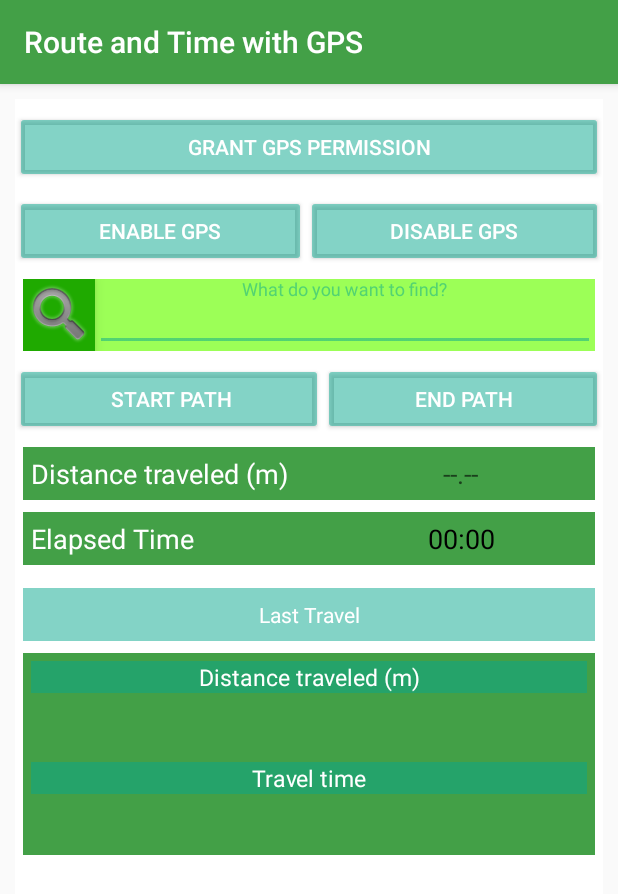
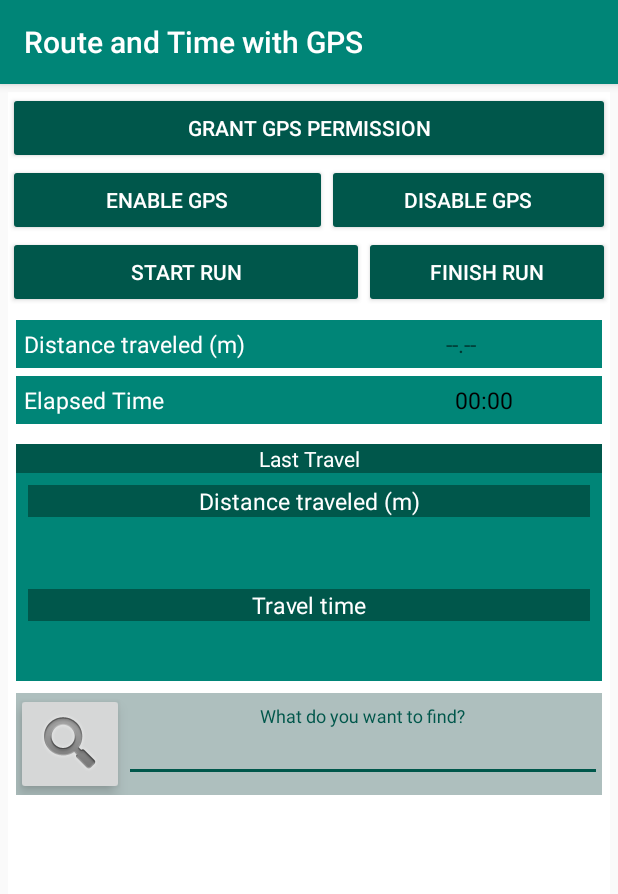
Before and after one commit to Daniel-Peres/fatec_pdm_calcula_percurso_e_tempo_com_gps, an Android app: the screen it shows after launch (MainActivity), on a phone screen of 412 x 824 dp. Shown: the top 894 px of the screen. Run offline under Robolectric (Android 15) with nearby library versions, the phone set to English and light mode, and no system bars.

Commit message:
Ajuste de Cores 2 e TAG

```diff
--- a/app/src/main/java/br/com/fatec_pdm_calcula_percurso_e_tempo_com_gps/MainActivity.java
+++ b/app/src/main/java/br/com/fatec_pdm_calcula_percurso_e_tempo_com_gps/MainActivity.java
@@ -48,7 +48,6 @@ public class MainActivity extends AppCompatActivity {
     Button iniciarPercursoButton;
     Button terminarPercursoButton;
     ImageButton buscarButton;
-
     //TextInputLayout Buscar
     TextInputLayout buscaTextInputLayout;
     TextInputEditText buscarTextInputEditText;
@@ -117,7 +116,7 @@ public class MainActivity extends AppCompatActivity {
                 if(getGpsAtivado()){
                     Toast.makeText(MainActivity.this, R.string.gps_ja_ativado, Toast.LENGTH_SHORT).show();
                 }else{
-                    ativarGPS();
+                    ativarGPS(); //ativa GPS
                 }
             }
         });
@@ -168,6 +167,7 @@ public class MainActivity extends AppCompatActivity {
         buscarButton.setOnClickListener(new View.OnClickListener() {
             @Override
             public void onClick(View v) {
+                if(getGpsAtivado()){
                     Uri uri = Uri.parse(
                             String.format(
                                     Locale.getDefault(),
@@ -183,7 +183,9 @@ public class MainActivity extends AppCompatActivity {
                     );
                     intent.setPackage("com.google.android.apps.maps");
                     startActivity(intent);
-
+                }else{
+                    Toast.makeText(MainActivity.this, R.string.gps_nao_ativado, Toast.LENGTH_SHORT).show();
+                }
             }
         });
     }
--- a/app/src/main/res/layout/activity_main.xml
+++ b/app/src/main/res/layout/activity_main.xml
@@ -4,7 +4,7 @@
     xmlns:tools="http://schemas.android.com/tools"
     android:layout_width="match_parent"
     android:layout_height="match_parent"
-    android:layout_margin="10dp"
+    android:layout_margin="5dp"
     android:background="@android:color/background_light"
     android:gravity="clip_vertical"
     android:orientation="vertical"
@@ -15,29 +15,25 @@
         android:layout_width="match_parent"
         android:layout_height="wrap_content"
         android:layout_gravity="center_horizontal|fill_horizontal"
-        android:layout_marginTop="8dp"
         android:backgroundTint="@color/colorAccent"
-        android:elevation="6dp"
-        android:shadowColor="#FFFFFF"
+        android:shadowColor="@android:color/black"
         android:text="@string/conceder_permissao"
         android:textColor="@android:color/white" />
 
     <LinearLayout
         android:layout_width="match_parent"
         android:layout_height="wrap_content"
-        android:layout_marginTop="8dp"
         android:gravity="center"
         android:orientation="horizontal">
 
         <Button
             android:id="@+id/ativarGpsButton"
-            android:layout_width="wrap_content"
+            android:layout_width="134dp"
             android:layout_height="wrap_content"
             android:layout_gravity="fill_horizontal"
             android:layout_weight="1"
             android:backgroundTint="@color/colorAccent"
-            android:elevation="6dp"
-            android:shadowColor="#FFFFFF"
+            android:shadowColor="@android:color/black"
             android:text="@string/ativarGps"
             android:textColor="@android:color/white" />
 
@@ -48,8 +44,7 @@
             android:layout_gravity="fill_horizontal"
             android:layout_weight="1"
             android:backgroundTint="@color/colorAccent"
-            android:elevation="6dp"
-            android:shadowColor="#FFFFFF"
+            android:shadowColor="@android:color/black"
             android:text="@string/desativarGps"
             android:textColor="@android:color/white" />
     </LinearLayout>
@@ -57,54 +52,17 @@
     <LinearLayout
         android:layout_width="match_parent"
         android:layout_height="wrap_content"
-        android:layout_marginLeft="5dp"
-        android:layout_marginTop="8dp"
-        android:layout_marginRight="5dp"
-        android:background="@color/colorPrimaryLight">
-
-        <ImageButton
-            android:id="@+id/buscarButton"
-            android:layout_width="wrap_content"
-            android:layout_height="wrap_content"
-            android:layout_gravity="center"
-            android:background="@color/colorPrimaryDark"
-            android:elevation="6dp"
-            app:srcCompat="@android:drawable/ic_search_category_default" />
-
-        <com.google.android.material.textfield.TextInputLayout
-            android:id="@+id/buscarTextInputLayout"
-            android:layout_width="match_parent"
-            android:layout_height="match_parent"
-            android:gravity="center"
-            android:hint="@string/buscaEncontrar"
-            app:boxBackgroundMode="outline"
-            app:boxStrokeColor="@color/colorPrimaryDark">
-
-            <com.google.android.material.textfield.TextInputEditText
-                android:id="@+id/buscarTextInputEditText"
-                android:layout_width="match_parent"
-                android:layout_height="wrap_content"
-                android:gravity="center" />
-
-        </com.google.android.material.textfield.TextInputLayout>
-    </LinearLayout>
-
-    <LinearLayout
-        android:layout_width="match_parent"
-        android:layout_height="wrap_content"
-        android:layout_marginTop="8dp"
         android:gravity="center"
         android:orientation="horizontal">
 
         <Button
             android:id="@+id/iniciarPercursoButton"
-            android:layout_width="wrap_content"
+            android:layout_width="173dp"
             android:layout_height="wrap_content"
             android:layout_gravity="fill_horizontal"
             android:layout_weight="1"
             android:backgroundTint="@color/colorAccent"
-            android:elevation="6dp"
-            android:shadowColor="#FFFFFF"
+            android:shadowColor="@android:color/black"
             android:text="@string/iniciarPercurso"
             android:textColor="@android:color/white" />
 
@@ -115,8 +73,7 @@
             android:layout_gravity="fill_horizontal"
             android:layout_weight="1"
             android:backgroundTint="@color/colorAccent"
-            android:elevation="6dp"
-            android:shadowColor="#FFFFFF"
+            android:shadowColor="@android:color/black"
             android:text="@string/terminarPercurso"
             android:textColor="@android:color/white" />
     </LinearLayout>
@@ -132,7 +89,7 @@
 
         <TextView
             android:id="@+id/labelDistanciaPercorridaTextView"
-            android:layout_width="wrap_content"
+            android:layout_width="172dp"
             android:layout_height="wrap_content"
             android:layout_gravity="center_horizontal|fill_horizontal|center_vertical"
             android:layout_margin="5dp"
@@ -147,7 +104,7 @@
             android:layout_height="wrap_content"
             android:layout_gravity="fill_horizontal|center_vertical"
             android:layout_weight="16"
-            android:gravity="center"
+            android:gravity="center_horizontal|center_vertical"
             android:hint="@string/hintDistanciaPercorrida"
             android:textColor="@android:color/black"
             android:textSize="@dimen/text_size" />
@@ -157,15 +114,15 @@
     <LinearLayout
         android:layout_width="match_parent"
         android:layout_height="wrap_content"
+        android:layout_margin="5dp"
         android:layout_marginLeft="5dp"
-        android:layout_marginTop="8dp"
         android:layout_marginRight="5dp"
         android:background="@color/colorPrimary"
         android:gravity="center">
 
         <TextView
             android:id="@+id/labelTempoPassadoTextView"
-            android:layout_width="148dp"
+            android:layout_width="184dp"
             android:layout_height="wrap_content"
             android:layout_margin="5dp"
             android:layout_weight="1"
@@ -180,7 +137,7 @@
             android:layout_height="wrap_content"
 
             android:layout_weight="3"
-            android:gravity="center_horizontal"
+            android:gravity="center_horizontal|center_vertical"
             android:textColor="@android:color/black"
             android:textSize="@dimen/text_size" />
 
@@ -190,11 +147,10 @@
         android:layout_width="match_parent"
         android:layout_height="wrap_content"
         android:layout_marginLeft="5dp"
-        android:layout_marginTop="15dp"
+        android:layout_marginTop="8dp"
         android:layout_marginRight="5dp"
         android:background="@color/colorAccent"
-        android:gravity="center"
-        android:padding="8dp"
+        android:gravity="center|center_vertical"
         android:text="@string/ultimo_percurso"
         android:textColor="@android:color/white" />
 
@@ -202,7 +158,6 @@
         android:layout_width="match_parent"
         android:layout_height="wrap_content"
         android:layout_marginLeft="5dp"
-        android:layout_marginTop="8dp"
         android:layout_marginRight="5dp"
         android:background="@color/colorPrimary"
         android:gravity="center"
@@ -213,10 +168,12 @@
             android:layout_width="match_parent"
             android:layout_height="wrap_content"
             android:layout_gravity="center"
-            android:layout_margin="5dp"
+            android:layout_margin="8dp"
+            android:layout_marginLeft="8dp"
+            android:layout_marginRight="8dp"
             android:layout_weight="1"
             android:background="@color/colorAccent"
-            android:gravity="center"
+            android:gravity="center|center_vertical"
             android:text="@string/distanciaPercorrida"
             android:textColor="@android:color/white"
             android:textSize="15sp" />
@@ -236,10 +193,12 @@
             android:layout_width="match_parent"
             android:layout_height="wrap_content"
             android:layout_gravity="center"
-            android:layout_margin="5dp"
+            android:layout_margin="8dp"
+            android:layout_marginLeft="8dp"
+            android:layout_marginRight="8dp"
             android:layout_weight="1"
             android:background="@color/colorAccent"
-            android:gravity="center"
+            android:gravity="center|center_vertical"
             android:text="@string/tempo_percurso"
             android:textColor="@android:color/white"
             android:textSize="15sp" />
@@ -256,4 +215,41 @@
 
     </LinearLayout>
 
+    <LinearLayout
+        android:layout_width="match_parent"
+        android:layout_height="wrap_content"
+        android:layout_marginLeft="5dp"
+        android:layout_marginTop="8dp"
+        android:layout_marginRight="5dp"
+        android:background="@color/colorPrimaryLight">
+
+        <ImageButton
+            android:id="@+id/buscarButton"
+            android:layout_width="wrap_content"
+            android:layout_height="wrap_content"
+            android:layout_gravity="center"
+            android:elevation="6dp"
+            android:focusable="true"
+            app:srcCompat="@android:drawable/ic_search_category_default"
+            />
+
+        <com.google.android.material.textfield.TextInputLayout
+            android:id="@+id/buscarTextInputLayout"
+            android:layout_width="match_parent"
+            android:layout_height="match_parent"
+            android:gravity="center"
+            app:boxBackgroundMode="outline"
+            app:boxStrokeColor="@color/colorPrimaryDark">
+
+            <com.google.android.material.textfield.TextInputEditText
+                android:id="@+id/buscarTextInputEditText"
+                android:layout_width="match_parent"
+                android:layout_height="wrap_content"
+                android:hint="@string/buscaEncontrar"
+                android:gravity="center"
+                />
+
+        </com.google.android.material.textfield.TextInputLayout>
+    </LinearLayout>
+
 </LinearLayout>
--- a/app/src/main/res/values/colors.xml
+++ b/app/src/main/res/values/colors.xml
@@ -1,7 +1,7 @@
 <?xml version="1.0" encoding="utf-8"?>
 <resources>
-    <color name="colorPrimary">#43A047</color>
-    <color name="colorPrimaryDark">#1FAA00</color>
-    <color name="colorAccent">#8008A88D</color>
-    <color name="colorPrimaryLight">#9cff57</color>
+    <color name="colorPrimary">#008577</color>
+    <color name="colorPrimaryDark">#009688</color>
+    <color name="colorPrimaryLight">#aebfbe</color>
+    <color name="colorAccent">#00574B</color>
 </resources>
--- a/app/src/main/res/values/dimens.xml
+++ b/app/src/main/res/values/dimens.xml
@@ -1,4 +1,4 @@
 <?xml version="1.0" encoding="utf-8"?>
 <resources>
-    <dimen name="text_size">18sp</dimen>
+    <dimen name="text_size">15sp</dimen>
 </resources>
--- a/app/src/main/res/values/strings.xml
+++ b/app/src/main/res/values/strings.xml
@@ -2,8 +2,8 @@
     <string name="app_name">Route and Time with GPS</string>
     <string name="conceder_permissao">Grant GPS permission</string>
     <string name="ativarGps">Enable GPS</string>
-    <string name="iniciarPercurso">" Start Path"</string>
-    <string name="terminarPercurso">End Path</string>
+    <string name="iniciarPercurso">Start Run</string>
+    <string name="terminarPercurso">Finish Run</string>
     <string name="buscaEncontrar">What do you want to find?</string>
     <string name="hintDistanciaPercorrida">--.--</string>
     <string name="precisa_permissao">You need to grant permission to activate GPS</string>
```
Also changed, not shown: 1 other file. Lines whose indentation alone changed are shown as unchanged.
